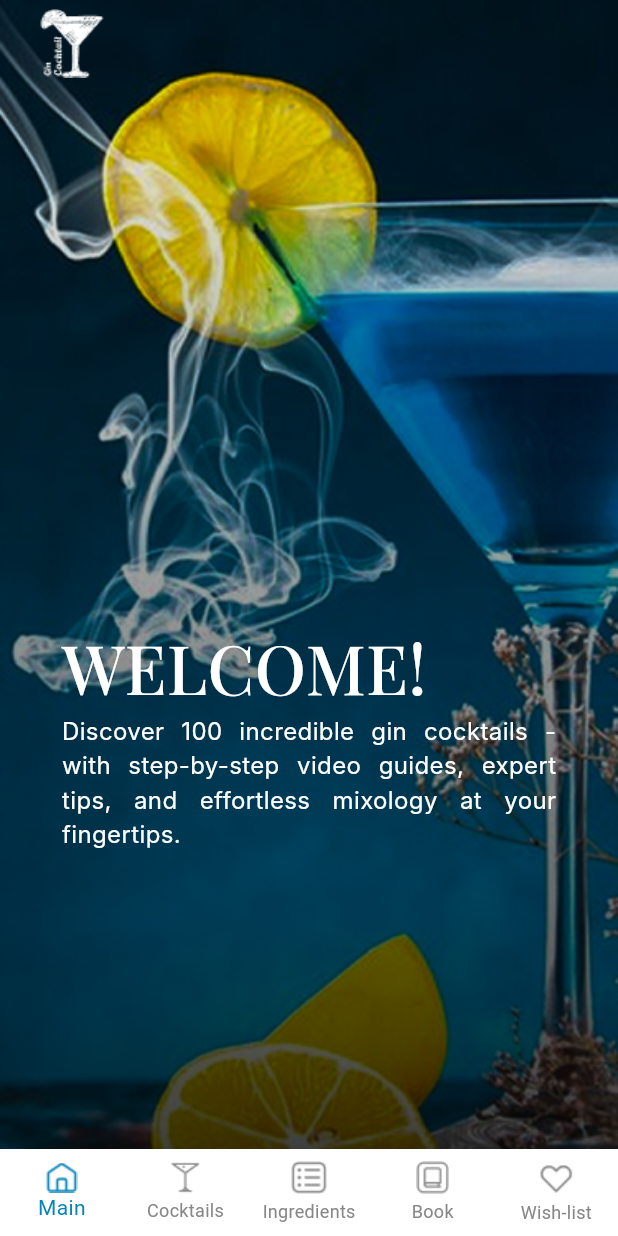
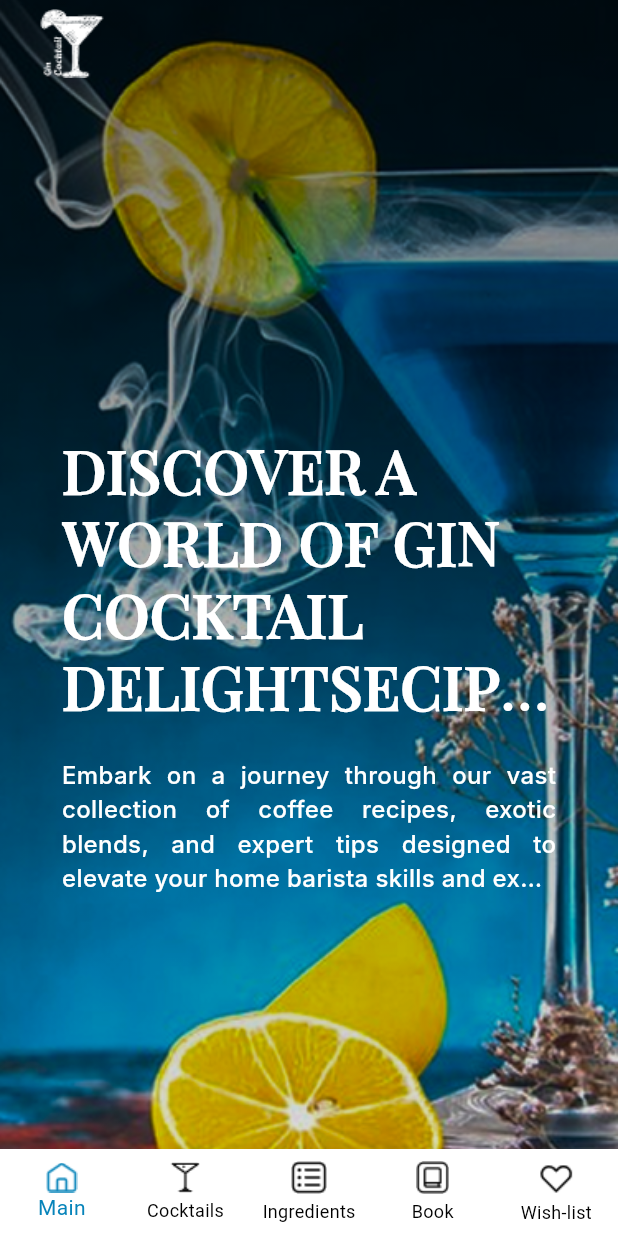
Before and after one commit to focusdev2024/Cocktail-Shopping-App, a Flutter app: the screen it shows after launch, on a phone screen of 412 x 824 dp. Run offline on Flutter 3.47's test engine with Material 3 defaults, Android fonts, the phone set to English and light mode, and no system bars; our stand-ins replace get; generated files the repository leaves out were written again; Roboto replaces fonts that are missing (Inter).

Commit message:
app localization is added

```diff
--- /dev/null
+++ b/l10n.yaml
@@ -0,0 +1,3 @@
+arb-dir: lib/core/localization/l10n
+template-arb-file: app_en.arb
+output-localization-file: app_localizations.dart
--- /dev/null
+++ b/lib/core/localization/l10n/app_en.arb
@@ -0,0 +1,4 @@
+{
+  "discoveraworld": "DISCOVER A WORLD OF GIN COCKTAIL \nDELIGHTSECIPES",
+  "mainText": "Embark on a journey through our vast collection of coffee recipes, exotic blends, and expert tips designed to elevate your home barista skills and experience the pure delight of coffee mastery."
+}
--- /dev/null
+++ b/lib/core/widgets/main_large_text.dart
@@ -0,0 +1,25 @@
+import 'package:flutter/material.dart';
+
+class MainLargeTextWidget extends StatelessWidget {
+  final String text;
+  const MainLargeTextWidget({super.key, required this.text});
+
+  @override
+  Widget build(BuildContext context) {
+    return Text(
+      text,
+
+      style: TextStyle(
+        color: Colors.white,
+        fontFamily: 'Playfair',
+        fontSize: 40,
+        fontWeight: FontWeight.bold,
+        height: 1.2,
+      ),
+      maxLines: 4,
+      overflow: TextOverflow.ellipsis,
+      textAlign: TextAlign.start,
+      softWrap: true,
+    );
+  }
+}
--- /dev/null
+++ b/lib/core/widgets/main_small_text.dart
@@ -0,0 +1,23 @@
+import 'package:flutter/material.dart';
+
+class MainSmallTextWidget extends StatelessWidget {
+  final String text;
+  const MainSmallTextWidget({super.key, required this.text});
+
+  @override
+  Widget build(BuildContext context) {
+    return Text(
+      text,
+      style: TextStyle(
+        color: Colors.white,
+        fontFamily: 'Inter',
+        fontSize: 16,
+        fontWeight: FontWeight.w500,
+      ),
+      maxLines: 4,
+      overflow: TextOverflow.ellipsis,
+      textAlign: TextAlign.justify,
+      softWrap: true,
+    );
+  }
+}
--- a/lib/features/home_page/presentation/home_page.dart
+++ b/lib/features/home_page/presentation/home_page.dart
@@ -38,7 +38,7 @@ class HomePageState extends State<HomePage> {
       bottomNavigationBar: BottomNavigationBar(
         backgroundColor: AppColor.backgroudColorApp,
         selectedItemColor: AppColor.mainBlue,
-        unselectedItemColor: AppColor.grey,
+        unselectedItemColor: AppColor.black,
         type: BottomNavigationBarType.fixed,
 
         currentIndex: _selectedIndex,
@@ -47,35 +47,35 @@ class HomePageState extends State<HomePage> {
           BottomNavigationBarItem(
             icon: Image.asset(
               AppIcons.mainIcon,
-              color: _selectedIndex == 0 ? AppColor.mainBlue : AppColor.grey,
+              color: _selectedIndex == 0 ? AppColor.mainBlue : AppColor.black,
             ),
             label: 'Main',
           ),
           BottomNavigationBarItem(
             icon: Image.asset(
               AppIcons.cocktailIcon,
-              color: _selectedIndex == 1 ? AppColor.mainBlue : AppColor.grey,
+              color: _selectedIndex == 1 ? AppColor.mainBlue : AppColor.black,
             ),
             label: 'Cocktails',
           ),
           BottomNavigationBarItem(
             icon: Image.asset(
               AppIcons.ingredietIcon,
-              color: _selectedIndex == 2 ? AppColor.mainBlue : AppColor.grey,
+              color: _selectedIndex == 2 ? AppColor.mainBlue : AppColor.black,
             ),
             label: 'Ingredients',
           ),
           BottomNavigationBarItem(
             icon: Image.asset(
               AppIcons.bookIcon,
-              color: _selectedIndex == 3 ? AppColor.mainBlue : AppColor.grey,
+              color: _selectedIndex == 3 ? AppColor.mainBlue : AppColor.black,
             ),
             label: 'Book',
           ),
           BottomNavigationBarItem(
             icon: Image.asset(
               AppIcons.wishIcon,
-              color: _selectedIndex == 4 ? AppColor.mainBlue : AppColor.grey,
+              color: _selectedIndex == 4 ? AppColor.mainBlue : AppColor.black,
             ),
             label: 'Wish-list',
           ),
--- a/lib/features/main_screen/presentation/home_screen.dart
+++ b/lib/features/main_screen/presentation/home_screen.dart
@@ -1,7 +1,10 @@
 import 'package:cocktail_cosmo_design/core/assets_path/app_images.dart';
 import 'package:cocktail_cosmo_design/core/constants/app_color.dart';
 import 'package:cocktail_cosmo_design/core/constants/app_dimension.dart';
+import 'package:cocktail_cosmo_design/core/widgets/main_large_text.dart';
+import 'package:cocktail_cosmo_design/core/widgets/main_small_text.dart';
 import 'package:flutter/material.dart';
+import 'package:flutter_gen/gen_l10n/app_localizations.dart';
 
 class MainScreen extends StatefulWidget {
   const MainScreen({super.key});
@@ -22,7 +25,7 @@ class _MainScreenState extends State<MainScreen> {
               children: <Widget>[
                 SizedBox(
                   width: AppDimensions.screenWidth(context),
-                  height: AppDimensions.setHeight(context, 1.0),
+                  height: AppDimensions.setHeight(context, 0.95),
                   child: Image.asset(
                     AppImages.backgroundImage,
                     fit: BoxFit.cover,
@@ -33,12 +36,13 @@ class _MainScreenState extends State<MainScreen> {
                   height: AppDimensions.setHeight(context, 1.0),
                   decoration: BoxDecoration(
                     gradient: LinearGradient(
-                      begin: Alignment.bottomCenter,
-                      end: Alignment.topCenter,
+                      begin: Alignment.topCenter,
+                      end: Alignment.bottomCenter,
                       colors: [
                         // ignore: deprecated_member_use
-                        AppColor.black.withOpacity(0.8),
-                        Colors.transparent,
+                        AppColor.black.withOpacity(0.5),
+                        // ignore: deprecated_member_use
+                        AppColor.black.withOpacity(0.1),
                       ],
                     ),
                   ),
@@ -51,7 +55,7 @@ class _MainScreenState extends State<MainScreen> {
                   child: Row(children: [Image.asset(AppImages.logo)]),
                 ),
                 Positioned(
-                  top: AppDimensions.setHeight(context, 0.5),
+                  top: AppDimensions.setHeight(context, 0.35),
                   left: AppDimensions.setWidth(context, 0.1),
                   child: SizedBox(
                     width: AppDimensions.setWidth(context, 0.8),
@@ -59,25 +63,12 @@ class _MainScreenState extends State<MainScreen> {
                       mainAxisAlignment: MainAxisAlignment.start,
                       crossAxisAlignment: CrossAxisAlignment.start,
                       children: [
-                        Text(
-                          'WELCOME!',
-                          style: TextStyle(
-                            color: Colors.white,
-                            fontFamily: 'Playfair',
-                            fontSize: 45,
-                          ),
+                        MainLargeTextWidget(
+                          text: AppLocalizations.of(context)!.discoveraworld,
                         ),
-                        Text(
-                          'Discover 100 incredible gin cocktails - with step-by-step video guides, expert tips, and effortless mixology at your fingertips.',
-                          style: TextStyle(
-                            color: Colors.white,
-                            fontFamily: 'Inter',
-                            fontSize: 16,
-                          ),
-                          maxLines: 4,
-                          overflow: TextOverflow.ellipsis,
-                          textAlign: TextAlign.justify,
-                          softWrap: true,
+                        SizedBox(height: 25.0),
+                        MainSmallTextWidget(
+                          text: AppLocalizations.of(context)!.mainText,
                         ),
                       ],
                     ),
--- a/lib/main.dart
+++ b/lib/main.dart
@@ -2,6 +2,7 @@ import 'package:cocktail_cosmo_design/config/routes/route_helper.dart';
 import 'package:cocktail_cosmo_design/features/error_page/presentation/error_page.dart';
 import 'package:flutter/material.dart';
 import 'package:get/get_navigation/src/root/get_material_app.dart';
+import 'package:flutter_gen/gen_l10n/app_localizations.dart';
 
 Future<void> main() async {
   runApp(CocktailCosmo());
@@ -19,6 +20,8 @@ class _CocktailCosmoState extends State<CocktailCosmo> {
   Widget build(BuildContext context) {
     return GetMaterialApp(
       debugShowCheckedModeBanner: false,
+      localizationsDelegates: AppLocalizations.localizationsDelegates,
+      supportedLocales: AppLocalizations.supportedLocales,
       getPages: RouteHelper.routes,
       onGenerateRoute: (RouteSettings settings) {
         return MaterialPageRoute<void>(
--- a/pubspec.yaml
+++ b/pubspec.yaml
@@ -36,6 +36,10 @@ dependencies:
   cupertino_icons: ^1.0.8
   #state management library
   get: ^4.7.2
+  #for change languages
+  flutter_localizations:
+    sdk: flutter
+  intl: 0.19.0
 
 dev_dependencies:
   flutter_test:
@@ -53,6 +57,7 @@ dev_dependencies:
 
 # The following section is specific to Flutter packages.
 flutter:
+  generate: true
 
   # The following line ensures that the Material Icons font is
   # included with your application, so that you can use the icons in
```
Also changed, not shown: pubspec.lock.
